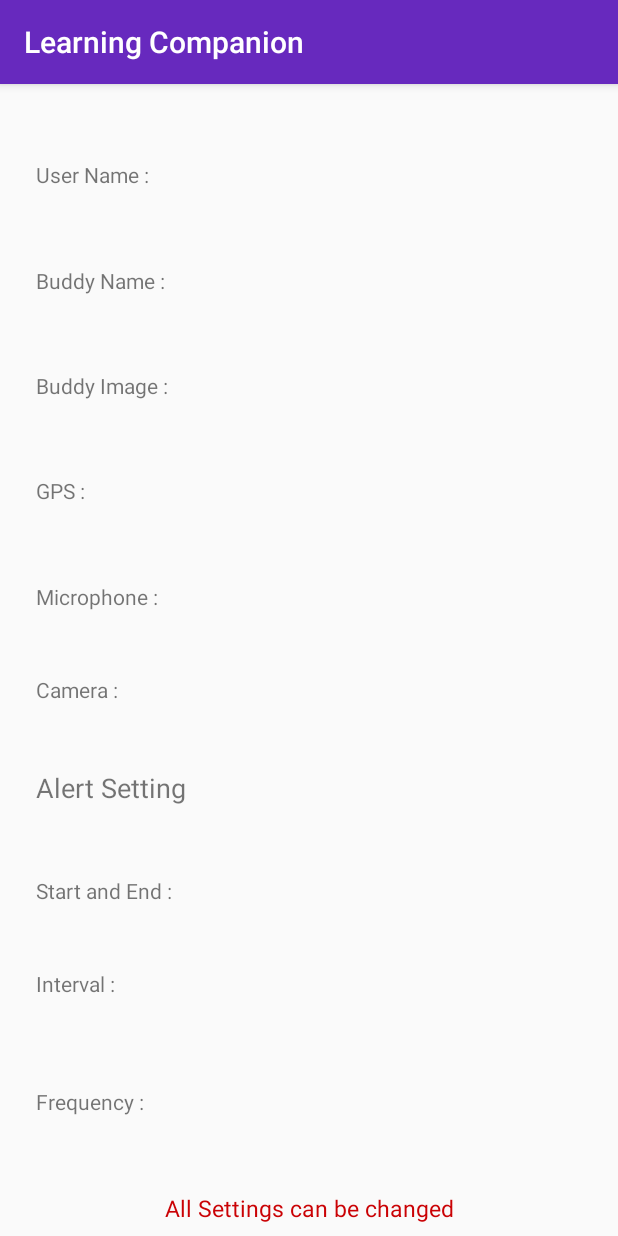
After one commit to ebma/learning-companion, an Android app: the fragment SettingsOverviewFragment shown on its own in the app's theme, on a phone screen of 412 x 824 dp. The commit adds this screen. Run offline under Robolectric (Android 15) with nearby library versions, the phone set to English and light mode, and no system bars.

Commit message:
with the basis for settings layout

```diff
--- a/app/src/main/java/de/htwberlin/learningcompanion/MainActivity.kt
+++ b/app/src/main/java/de/htwberlin/learningcompanion/MainActivity.kt
@@ -12,6 +12,7 @@ import de.htwberlin.learningcompanion.goaloverview.GoalOverviewFragment
 import de.htwberlin.learningcompanion.mainscreen.MainScreenFragment
 import de.htwberlin.learningcompanion.myplace.overview.PlaceOverviewFragment
 import de.htwberlin.learningcompanion.setgoal.GoalNavHostFragment
+import de.htwberlin.learningcompanion.settings.SettingsOverviewFragment
 import kotlinx.android.synthetic.main.activity_main.*
 import kotlinx.android.synthetic.main.app_bar_main.*
 
@@ -48,8 +49,8 @@ class MainActivity : AppCompatActivity(), NavigationView.OnNavigationItemSelecte
     override fun onNavigationItemSelected(item: MenuItem): Boolean {
         // Handle navigation view item clicks here.
         when (item.itemId) {
-            R.id.nav_setgoal -> {
-                displaySelectedScreen(R.id.nav_setgoal)
+            R.id.nav_mygoal -> {
+                displaySelectedScreen(R.id.nav_mygoal)
             }
             R.id.nav_myplace -> {
                 displaySelectedScreen(R.id.nav_myplace)
@@ -59,6 +60,9 @@ class MainActivity : AppCompatActivity(), NavigationView.OnNavigationItemSelecte
             }
             R.id.nav_overview -> {
                 displaySelectedScreen(R.id.nav_overview)
+            }
+            R.id.nav_setting -> {
+                displaySelectedScreen(R.id.nav_setting)
             }
         }
 
@@ -76,8 +80,8 @@ class MainActivity : AppCompatActivity(), NavigationView.OnNavigationItemSelecte
             R.id.nav_mainscreen -> fragment = MainScreenFragment()
             R.id.nav_myplace -> fragment = PlaceOverviewFragment()
             R.id.nav_overview -> fragment = MainScreenFragment()
-//            R.id.nav_setgoal -> fragment = GoalNavHostFragment()
-            R.id.nav_setgoal -> fragment = GoalOverviewFragment()
+            R.id.nav_mygoal -> fragment = GoalOverviewFragment()
+            R.id.nav_setting -> fragment = SettingsOverviewFragment()
         }
 
         //replacing the fragment
--- /dev/null
+++ b/app/src/main/java/de/htwberlin/learningcompanion/settings/SettingsOverviewFragment.kt
@@ -0,0 +1,98 @@
+package de.htwberlin.learningcompanion.settings
+
+import android.os.Bundle
+import android.view.LayoutInflater
+import android.view.View
+import android.view.ViewGroup
+import androidx.fragment.app.Fragment
+import de.htwberlin.learningcompanion.R
+
+class SettingsOverviewFragment : Fragment() {
+
+    private lateinit var rootView : View
+
+    override fun onCreateView(inflater: LayoutInflater, container: ViewGroup?,
+                              savedInstanceState: Bundle?): View? {
+        rootView = inflater.inflate(R.layout.fragment_settings_overview, container, false)
+
+        return rootView
+    }
+
+
+
+
+
+        /*
+    private var action: String? = null
+    private var amount: String? = null
+    private var discipline: String? = null
+    private var medium: String? = null
+    private var timestamp: String? = null
+
+
+    private lateinit var rootView: View
+    private lateinit var goalTextTextView: TextView
+
+    override fun onCreateView(inflater: LayoutInflater, container: ViewGroup?, savedInstanceState: Bundle?): View? {
+        rootView = inflater.inflate(R.layout.fragment_goal_summary, container, false)
+
+        initVariablesFromArguments()
+        findViews()
+        setGoalTextInTextView()
+        return rootView
+    }
+
+    private fun findViews() {
+        goalTextTextView = rootView.findViewById(R.id.tv_goal_text)
+    }
+
+    private fun initVariablesFromArguments() {
+        amount = arguments?.getString("amount")
+        action = arguments?.getString("action")
+        discipline = arguments?.getString("discipline")
+        medium = arguments?.getString("medium")
+        timestamp = arguments?.getString("timestamp")
+    }
+
+    private fun setGoalTextInTextView() {
+        val goalText = "${action} ${discipline} ${medium} ${amount} for/until ${timestamp}"
+
+        goalTextTextView.text = goalText
+    }
+
+    ----------------------------
+
+        override fun onCreateView(inflater: LayoutInflater, container: ViewGroup?,
+                                  savedInstanceState: Bundle?): View? {
+            rootView = inflater.inflate(R.layout.fragment_goal_overview, container, false)
+
+            updateHeaderLayout()
+            return rootView
+        }
+
+
+        private lateinit var rootView: View
+        private lateinit var sensorHandler: SensorHandler
+
+        private lateinit var btnStart: Button
+        private lateinit var btnQuit: Button
+
+        private lateinit var tvCharlieInfo: TextView
+
+        private val INTERVAL_IN_SECONDS = 5
+        private var permissionToRecordAccepted = false
+
+        override fun onCreateView(inflater: LayoutInflater, container: ViewGroup?, savedInstanceState: Bundle?): View? {
+            rootView = inflater.inflate(R.layout.fragment_main_screen, container, false)
+            setActivityTitle(getString(R.string.title_nav_menu_main_screen))
+
+            sensorHandler = SensorHandler(activity!!.sensorManager)
+
+            findViews()
+            addClickListeners()
+            showCharlieInfoText()
+            return rootView
+        }
+        */
+
+}
--- /dev/null
+++ b/app/src/main/res/layout/fragment_settings_overview.xml
@@ -0,0 +1,146 @@
+<?xml version="1.0" encoding="utf-8"?>
+<androidx.constraintlayout.widget.ConstraintLayout xmlns:android="http://schemas.android.com/apk/res/android"
+    xmlns:app="http://schemas.android.com/apk/res-auto"
+    xmlns:tools="http://schemas.android.com/tools"
+    android:layout_width="match_parent"
+    android:layout_height="match_parent"
+    tools:context=".settings.SettingsOverviewFragment"
+    tools:layout_editor_absoluteY="81dp">
+
+
+    <TextView
+        android:id="@+id/tv_settings_user_name"
+        android:layout_width="wrap_content"
+        android:layout_height="wrap_content"
+        android:layout_marginStart="24dp"
+        android:layout_marginTop="8dp"
+        android:text="@string/settings_user_name"
+        android:textSize="14sp"
+        app:layout_constraintBottom_toTopOf="@+id/tv_settings_buddy_name"
+        app:layout_constraintStart_toStartOf="parent"
+        app:layout_constraintTop_toTopOf="parent"
+        app:layout_constraintVertical_chainStyle="spread" />
+
+    <TextView
+        android:id="@+id/tv_settings_buddy_name"
+        android:layout_width="wrap_content"
+        android:layout_height="wrap_content"
+        android:layout_marginStart="24dp"
+        android:layout_marginTop="8dp"
+        android:layout_marginBottom="8dp"
+        android:text="@string/settings_buddy_name"
+        android:textSize="14sp"
+        app:layout_constraintBottom_toTopOf="@+id/tv_settings_buddy_image"
+        app:layout_constraintStart_toStartOf="parent"
+        app:layout_constraintTop_toBottomOf="@+id/tv_settings_user_name" />
+
+    <TextView
+        android:id="@+id/tv_settings_buddy_image"
+        android:layout_width="wrap_content"
+        android:layout_height="wrap_content"
+        android:layout_marginStart="24dp"
+        android:text="@string/settings_buddy_image"
+        android:textSize="14sp"
+        app:layout_constraintBottom_toTopOf="@+id/tv_settings_gps"
+        app:layout_constraintStart_toStartOf="parent"
+        app:layout_constraintTop_toBottomOf="@+id/tv_settings_buddy_name" />
+
+    <TextView
+        android:id="@+id/tv_settings_gps"
+        android:layout_width="wrap_content"
+        android:layout_height="wrap_content"
+        android:layout_marginStart="24dp"
+        android:layout_marginTop="8dp"
+        android:layout_marginBottom="8dp"
+        android:text="@string/settings_gps"
+        android:textSize="14sp"
+        app:layout_constraintBottom_toTopOf="@+id/tv_settings_microphone"
+        app:layout_constraintStart_toStartOf="parent"
+        app:layout_constraintTop_toBottomOf="@+id/tv_settings_buddy_image"
+        app:layout_constraintVertical_bias="0.904" />
+
+    <TextView
+        android:id="@+id/tv_settings_microphone"
+        android:layout_width="wrap_content"
+        android:layout_height="wrap_content"
+        android:layout_marginStart="24dp"
+        android:text="@string/settings_microphone"
+        android:textSize="14sp"
+        app:layout_constraintBottom_toTopOf="@+id/tv_settings_camera"
+        app:layout_constraintStart_toStartOf="parent"
+        app:layout_constraintTop_toBottomOf="@+id/tv_settings_gps" />
+
+    <TextView
+        android:id="@+id/tv_settings_camera"
+        android:layout_width="wrap_content"
+        android:layout_height="wrap_content"
+        android:layout_marginStart="24dp"
+        android:textSize="14sp"
+        android:text="@string/settings_camera"
+        app:layout_constraintBottom_toTopOf="@+id/tv_settings_alert_setting"
+        app:layout_constraintStart_toStartOf="parent"
+        app:layout_constraintTop_toBottomOf="@+id/tv_settings_microphone" />
+
+    <TextView
+        android:id="@+id/tv_settings_alert_setting"
+        android:layout_width="wrap_content"
+        android:layout_height="wrap_content"
+        android:layout_marginStart="24dp"
+        android:layout_marginBottom="4dp"
+        android:text="@string/settings_alert_setting_info"
+        android:textSize="18sp"
+        app:layout_constraintBottom_toTopOf="@+id/tv_settings_start_end"
+        app:layout_constraintStart_toStartOf="parent"
+        app:layout_constraintTop_toBottomOf="@+id/tv_settings_camera" />
+
+    <TextView
+        android:id="@+id/tv_settings_start_end"
+        android:layout_width="wrap_content"
+        android:layout_height="wrap_content"
+        android:layout_marginStart="24dp"
+        android:text="@string/settings_start_end"
+        android:textSize="14sp"
+        app:layout_constraintBottom_toTopOf="@+id/tv_settings_interval"
+        app:layout_constraintStart_toStartOf="parent"
+        app:layout_constraintTop_toBottomOf="@+id/tv_settings_alert_setting" />
+
+    <TextView
+        android:id="@+id/tv_settings_interval"
+        android:layout_width="wrap_content"
+        android:layout_height="wrap_content"
+        android:layout_marginStart="24dp"
+        android:layout_marginBottom="16dp"
+        android:text="@string/settings_interval"
+        android:textSize="14sp"
+        app:layout_constraintBottom_toTopOf="@+id/tv_settings_frequency"
+        app:layout_constraintStart_toStartOf="parent"
+        app:layout_constraintTop_toBottomOf="@+id/tv_settings_start_end" />
+
+    <TextView
+        android:id="@+id/tv_settings_frequency"
+        android:layout_width="wrap_content"
+        android:layout_height="wrap_content"
+        android:layout_marginStart="24dp"
+        android:layout_marginBottom="8dp"
+        android:text="@string/settings_frequency"
+        android:textSize="14sp"
+        app:layout_constraintBottom_toTopOf="@+id/tv_settings_can_changed_info"
+        app:layout_constraintStart_toStartOf="parent"
+        app:layout_constraintTop_toBottomOf="@+id/tv_settings_interval" />
+
+    <TextView
+        android:id="@+id/tv_settings_can_changed_info"
+        android:layout_width="wrap_content"
+        android:layout_height="wrap_content"
+        android:layout_marginStart="8dp"
+        android:layout_marginEnd="8dp"
+        android:layout_marginBottom="8dp"
+        android:gravity="center"
+        android:text="@string/settings_info_can_be_changed"
+        android:textColor="@color/red"
+        android:textSize="15sp"
+        app:layout_constraintBottom_toBottomOf="parent"
+        app:layout_constraintEnd_toEndOf="parent"
+        app:layout_constraintStart_toStartOf="parent" />
+
+</androidx.constraintlayout.widget.ConstraintLayout>
--- a/app/src/main/res/menu/activity_main_drawer.xml
+++ b/app/src/main/res/menu/activity_main_drawer.xml
@@ -13,7 +13,7 @@
             android:icon="@drawable/ic_house"
             android:title="@string/title_nav_menu_place" />
         <item
-            android:id="@+id/nav_setgoal"
+            android:id="@+id/nav_mygoal"
             android:icon="@drawable/ic_goal"
             android:title="@string/title_nav_menu_goal" />
         <item
--- a/app/src/main/res/values/colors.xml
+++ b/app/src/main/res/values/colors.xml
@@ -21,7 +21,7 @@
     <color name="textcolor_white">#FFFFFF</color>
 
     <color name="purple">#9c27b0</color>
-
+    <color name="red">#ca0205</color>
 
     <color name="light_grey">#bdbdbd</color>
     <color name="grey">#757575</color>
--- a/app/src/main/res/values/strings.xml
+++ b/app/src/main/res/values/strings.xml
@@ -42,6 +42,17 @@
     <string name="title_nav_menu_settings">Settings</string>
     <string name="title_nav_menu_help">Help</string>
 
+    <string name="settings_user_name">User Name :</string>
+    <string name="settings_buddy_name">Buddy Name :</string>
+    <string name="settings_buddy_image">Buddy Image :</string>
+    <string name="settings_gps">GPS :</string>
+    <string name="settings_microphone">Microphone :</string>
+    <string name="settings_camera">Camera :</string>
+    <string name="settings_alert_setting_info">Alert Setting</string>
+    <string name="settings_start_end">Start and End :</string>
+    <string name="settings_interval">Interval :</string>
+    <string name="settings_frequency">Frequency :</string>
+    <string name="settings_info_can_be_changed">All Settings can be changed</string>
 
 
 </resources>
```
